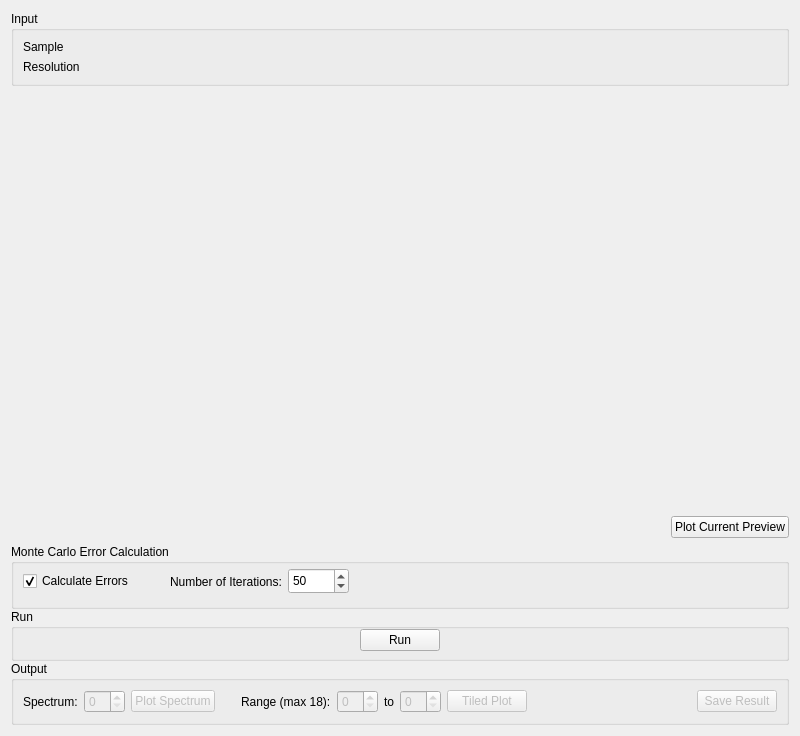
Old version of the form qt/scientific_interfaces/Indirect/Iqt.ui in the repository mantidproject/mantid.
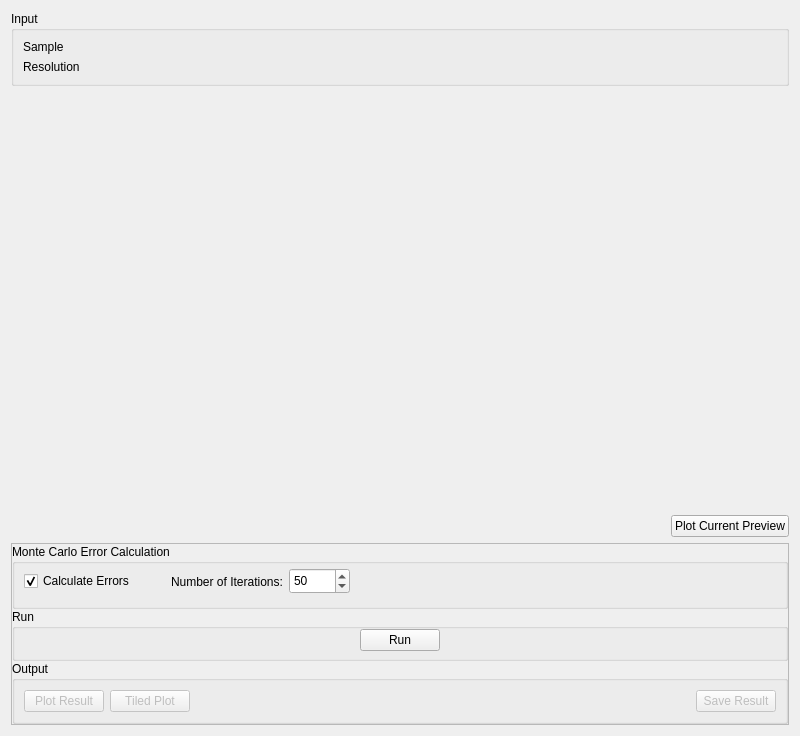
New version of the form. Custom widgets are drawn as their Qt base class.

Diff of the .ui file:
```diff
--- a/qt/scientific_interfaces/Indirect/Iqt.ui
+++ b/qt/scientific_interfaces/Indirect/Iqt.ui
@@ -195,6 +195,12 @@
        <height>0</height>
       </size>
      </property>
+     <property name="frameShape">
+      <enum>QFrame::StyledPanel</enum>
+     </property>
+     <property name="frameShadow">
+      <enum>QFrame::Raised</enum>
+     </property>
      <layout class="QVBoxLayout" name="verticalLayout_2">
       <property name="spacing">
        <number>0</number>
@@ -357,71 +363,13 @@
          <string>Output</string>
         </property>
         <layout class="QHBoxLayout" name="horizontalLayout_9">
-         <item>
-          <widget class="QLabel" name="label_2">
-           <property name="text">
-            <string>Spectrum:</string>
-           </property>
-          </widget>
-         </item>
-         <item>
-          <widget class="QSpinBox" name="spSpectrum">
-           <property name="enabled">
-            <bool>false</bool>
-           </property>
-          </widget>
-         </item>
          <item>
           <widget class="QPushButton" name="pbPlot">
            <property name="enabled">
             <bool>false</bool>
            </property>
            <property name="text">
-            <string>Plot Spectrum</string>
-           </property>
-          </widget>
-         </item>
-         <item>
-          <spacer name="horizontalSpacer_6">
-           <property name="orientation">
-            <enum>Qt::Horizontal</enum>
-           </property>
-           <property name="sizeType">
-            <enum>QSizePolicy::Fixed</enum>
-           </property>
-           <property name="sizeHint" stdset="0">
-            <size>
-             <width>20</width>
-             <height>20</height>
-            </size>
-           </property>
-          </spacer>
-         </item>
-         <item>
-          <widget class="QLabel" name="label_3">
-           <property name="text">
-            <string>Range (max 18):</string>
-           </property>
-          </widget>
-         </item>
-         <item>
-          <widget class="QSpinBox" name="spTiledPlotFirst">
-           <property name="enabled">
-            <bool>false</bool>
-           </property>
-          </widget>
-         </item>
-         <item>
-          <widget class="QLabel" name="label_4">
-           <property name="text">
-            <string>to</string>
-           </property>
-          </widget>
-         </item>
-         <item>
-          <widget class="QSpinBox" name="spTiledPlotLast">
-           <property name="enabled">
-            <bool>false</bool>
+            <string>Plot Result</string>
            </property>
           </widget>
          </item>
```
